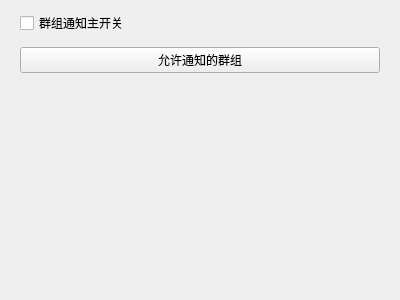
Qt form widgets/settings/groupwidget.ui (iwxyi/CatlikeQQ) before a commit.
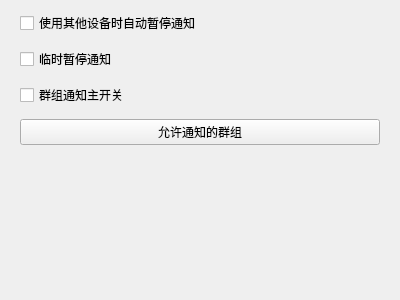
The same form after that commit. Custom widgets are drawn as their Qt base class.

Commit message: 新增其他设备发送消息自动暂停自身通知的设置

Patch:
```diff
--- a/widgets/settings/groupwidget.ui
+++ b/widgets/settings/groupwidget.ui
@@ -28,20 +28,40 @@
      <property name="spacing">
       <number>12</number>
      </property>
-     <item row="0" column="0">
+     <item row="2" column="0">
       <widget class="QCheckBox" name="mainCheck">
        <property name="text">
         <string>群组通知主开关</string>
        </property>
       </widget>
      </item>
-     <item row="1" column="0">
+     <item row="3" column="0">
       <widget class="InteractiveButtonBase" name="enabledGroupButton">
        <property name="text">
         <string>允许通知的群组</string>
        </property>
       </widget>
      </item>
+     <item row="0" column="0">
+      <widget class="QCheckBox" name="autoPauseCheck">
+       <property name="toolTip">
+        <string>使用其他设备/QQ程序发送消息时，自动暂停本应用的通知，直到手动打开卡片</string>
+       </property>
+       <property name="text">
+        <string>使用其他设备时自动暂停通知</string>
+       </property>
+      </widget>
+     </item>
+     <item row="1" column="0">
+      <widget class="QCheckBox" name="isPausingCheck">
+       <property name="toolTip">
+        <string>暂停通知卡片，直到点击历史、快捷键等操作</string>
+       </property>
+       <property name="text">
+        <string>临时暂停通知</string>
+       </property>
+      </widget>
+     </item>
     </layout>
    </item>
    <item>
```
The commit also changes 8 other files.
